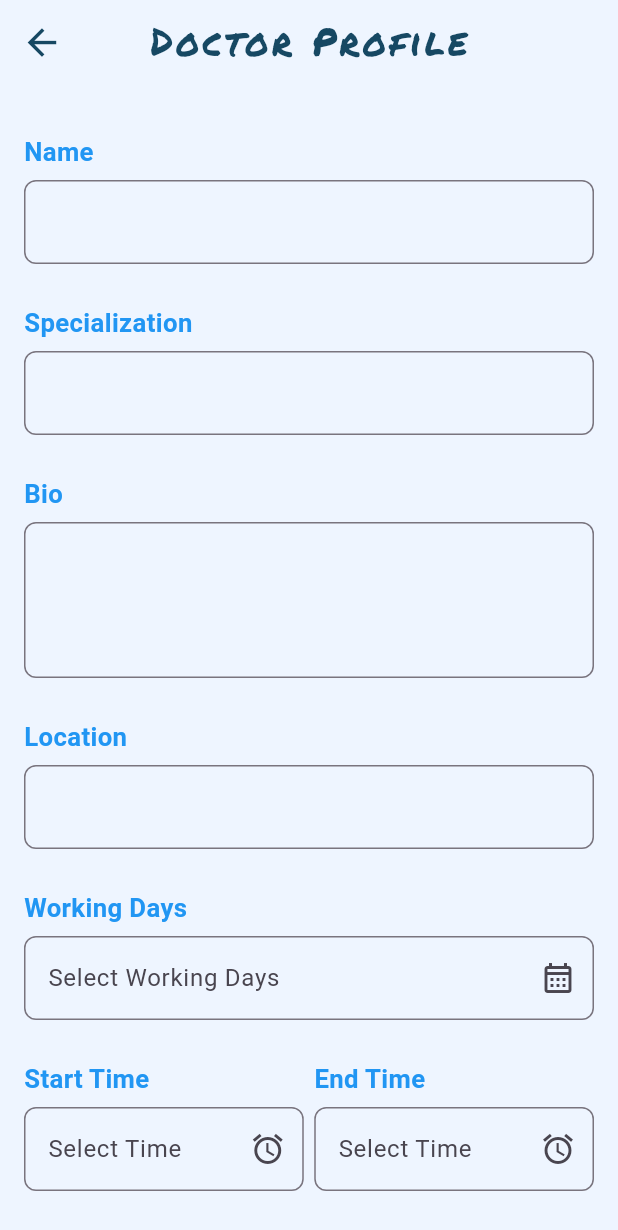
After one commit to YousabSefeen/code_quests, a Flutter app: the HomeScreen screen opened directly, in the side drawer, after a tap on "Doctor Panel", on a phone screen of 412 x 824 dp. The commit adds this screen. Shown: the top 1230 px of the screen. Run offline on Flutter 3.47's test engine with Material 3 defaults, Android fonts, the phone set to English and light mode, and no system bars; our stand-ins replace animate_do, bloc, cloud_firestore, dartz, firebase_auth, firebase_core and 7 more; accounts and stored records are empty.

Commit message:
First Commit

```diff
--- a/lib/core/constants/app_routes/app_router.dart
+++ b/lib/core/constants/app_routes/app_router.dart
@@ -3,6 +3,7 @@ import 'package:flutter/material.dart';
 
 import '../../../features/auth/presentation/screens/login_screen.dart';
 import '../../../features/auth/presentation/screens/register_screen.dart';
+import '../../../features/home/presentation/screens/doctor_panel_screen.dart';
 import '../../../features/home/presentation/screens/home_screen.dart';
 import '../../animations/animation_route.dart';
 import 'app_router_names.dart';
@@ -13,14 +14,16 @@ class AppRouter {
 
 
         case AppRouterNames.login:
-        return _animatedRoute(settings, LoginScreen());
+        return _animatedRoute(settings, const LoginScreen());
       case AppRouterNames.register:
-        return _animatedRoute(settings, RegisterScreen());
+        return _animatedRoute(settings, const RegisterScreen());
       // case AppRouterNames.emailVerification:
       //   return _animatedRoute(settings, const EmailVerificationScreen());
 
       case AppRouterNames.home:
         return _animatedRoute(settings, const HomeScreen());
+        case AppRouterNames.doctorPanel:
+        return _animatedRoute(settings, const DoctorPanelScreen());
       default:
         return MaterialPageRoute(
           builder: (_) => Scaffold(
--- a/lib/core/constants/app_routes/app_router_names.dart
+++ b/lib/core/constants/app_routes/app_router_names.dart
@@ -9,4 +9,5 @@ class AppRouterNames {
 
   static const String successfully = 'successfully screen';
   static const String home = 'home screen';
+  static const String doctorPanel = 'doctor panel screen';
 }
--- a/lib/core/constants/themes/app_light_theme.dart
+++ b/lib/core/constants/themes/app_light_theme.dart
@@ -149,6 +149,18 @@ class AppLightTheme {
         fontWeight: FontWeight.w800,
         color: Colors.black87,
       ),
+      // headlineLarge: TextStyle(
+      //   //use in   (TimePicker)
+      //   color: Colors.black,
+      //   fontWeight: FontWeight.bold,
+      //   fontSize: 18.sp,
+      // ),
+      headlineSmall: TextStyle(
+        //use in AddScreen (TimePicker)
+        color: Colors.white,
+        fontSize: 17.sp,
+        fontWeight: FontWeight.w700,
+      ),
       labelLarge: TextStyle(fontSize: 15.sp,fontWeight: FontWeight.w400,color: Colors.black),
       titleMedium: GoogleFonts.permanentMarker(
         //TODO:Uses of texts( LogoText )
--- /dev/null
+++ b/lib/core/utils/date_time_formatter.dart
@@ -0,0 +1,20 @@
+
+
+import 'package:intl/intl.dart';
+
+class DateTimeFormatter{
+
+  static String formatFull(DateTime date) => DateFormat('yyyy-MM-dd hh:mm a').format(date);
+static String timeString(DateTime time)=>DateFormat('hh:mm a').format(time).toString();
+  // static String formatTimeOnly(DateTime date) => DateFormat('hh:mm a').format(date);
+  //
+  // static String formatDateOnly(DateTime date) => DateFormat('yyyy-MM-dd').format(date);
+  String extractDate(String dateTimeString) {
+    DateTime dateTime = DateFormat('yyyy-MM-dd hh:mm a').parse(dateTimeString);
+    return DateFormat('yyyy-MM-dd').format(dateTime); // الناتج: 2025-05-04
+  }
+  String extractTime(String dateTimeString) {
+    DateTime dateTime = DateFormat('yyyy-MM-dd hh:mm a').parse(dateTimeString);
+    return DateFormat('hh:mm a').format(dateTime); // الناتج: 2025-05-04
+  }
+}
--- a/lib/features/auth/data/repository/base_auth_repository.dart
+++ b/lib/features/auth/data/repository/base_auth_repository.dart
@@ -9,8 +9,11 @@ abstract class BaseAuthRepository {
   });
 
   Future<Either<Failure, void>> register({
+    required String name,
+    required String phone,
     required String email,
     required String password,
+    required String role,
   });
 
 
--- a/lib/features/auth/presentation/controller/states/register_state.dart
+++ b/lib/features/auth/presentation/controller/states/register_state.dart
@@ -4,10 +4,12 @@
 
 
 import '../../../../../core/enum/auth_state.dart';
+import '../../../../../core/enum/user_type.dart';
 
 class RegisterState {
   final bool isPasswordVisible;
   final bool isConfirmPasswordVisible;
+  final UserType userType;
   final AuthState registerState;
   final String? error;
   final bool isSendEmailVerification;
@@ -16,6 +18,7 @@ class RegisterState {
   const RegisterState({
     required this.isPasswordVisible,
     required this.isConfirmPasswordVisible,
+    required this.userType,
     required this.registerState,
     required this.error,
     required this.isSendEmailVerification,
@@ -26,6 +29,7 @@ class RegisterState {
     return const RegisterState(
       isPasswordVisible: true,
       isConfirmPasswordVisible: true,
+      userType: UserType.client,
       registerState: AuthState.init,
       error: null,
       isSendEmailVerification: false,
@@ -36,6 +40,7 @@ class RegisterState {
   RegisterState copyWith({
     bool? isPasswordVisible,
     bool? isConfirmPasswordVisible,
+    UserType? userType,
     AuthState? registerState,
     String? error,
     bool? isSendEmailVerification,
@@ -44,6 +49,7 @@ class RegisterState {
     return RegisterState(
       isPasswordVisible: isPasswordVisible ?? this.isPasswordVisible,
       isConfirmPasswordVisible: isConfirmPasswordVisible ?? this.isConfirmPasswordVisible,
+      userType: userType ?? this.userType,
       registerState: registerState ?? this.registerState,
       error: error,
       isSendEmailVerification: isSendEmailVerification ?? this.isSendEmailVerification,
--- /dev/null
+++ b/lib/features/home/presentation/screens/doctor_panel_screen.dart
@@ -0,0 +1,210 @@
+import 'package:flutter/material.dart';
+import 'package:flutter_datetime_picker_plus/flutter_datetime_picker_plus.dart'
+    as picker;
+import 'package:flutter_screenutil/flutter_screenutil.dart';
+import 'package:flutter_task/core/constants/themes/app_colors.dart';
+import 'package:intl/intl.dart';
+
+import '../../../../core/utils/date_time_formatter.dart';
+import '../widgets/doctor_info_field.dart';
+
+class DoctorPanelScreen extends StatefulWidget {
+  const DoctorPanelScreen({super.key});
+
+  @override
+  State<DoctorPanelScreen> createState() => _DoctorPanelScreenState();
+}
+
+class _DoctorPanelScreenState extends State<DoctorPanelScreen> {
+  final _formKey = GlobalKey<FormState>();
+
+  final _nameController = TextEditingController();
+  final _specializationController = TextEditingController();
+  final _bioController = TextEditingController();
+  final _locationController = TextEditingController();
+  final _workingDaysController = TextEditingController();
+  final _availableFromController = TextEditingController();
+  final _availableToController = TextEditingController();
+  final _feesController = TextEditingController();
+
+  final Set<String> _selectedDays = {};
+
+  static const List<String> _weekDays = [
+    'Saturday',
+    'Sunday',
+    'Monday',
+    'Tuesday',
+    'Wednesday',
+    'Thursday',
+    'Friday',
+  ];
+
+  void _submitForm() {
+    if (_formKey.currentState!.validate()) {
+      final doctorData = {
+        'name': _nameController.text.trim(),
+        'specialization': _specializationController.text.trim(),
+        'bio': _bioController.text.trim(),
+        'location': _locationController.text.trim(),
+        'workingDays': _selectedDays.toList(),
+        'availableFrom': _availableFromController.text.trim(),
+        'availableTo': _availableToController.text.trim(),
+        'fees': _feesController.text.trim(),
+      };
+
+      print('Doctor Data: $doctorData');
+      // TODO: send to Firestore
+    }
+  }
+
+  void _openDaySelectionDialog() {
+    showDialog(
+      context: context,
+      builder: (context) {
+        return AlertDialog(
+          title: const Text('Select Working Days'),
+          content: SizedBox(
+            width: double.maxFinite,
+            child: ListView(
+              shrinkWrap: true,
+              children: _weekDays.map((day) {
+                return CheckboxListTile(
+                  title: Text(day),
+                  value: _selectedDays.contains(day),
+                  onChanged: (bool? value) {
+                    setState(() {
+                      if (value == true) {
+                        _selectedDays.add(day);
+                      } else {
+                        _selectedDays.remove(day);
+                      }
+                      _workingDaysController.text = _selectedDays.join(', ');
+                    });
+                  },
+                );
+              }).toList(),
+            ),
+          ),
+          actions: [
+            TextButton(
+              onPressed: () => Navigator.pop(context),
+              child: const Text('Done'),
+            ),
+          ],
+        );
+      },
+    );
+  }
+
+  String time = DateFormat('hh:mm a').format(DateTime.now()).toString();
+  String? _startTime;
+  String? _endTime;
+  void _openTimePicker( {required bool isStartTime }) {
+    final headlineSmall = Theme.of(context).textTheme.headlineSmall;
+
+    picker.DatePicker.showTime12hPicker(
+      context,
+      theme: picker.DatePickerTheme(
+        containerHeight: MediaQuery.sizeOf(context).height * 0.24,
+        headerColor: AppColors.darkBlue,
+        backgroundColor: AppColors.white,
+        itemStyle: headlineSmall!.copyWith(color: Colors.black),
+        doneStyle: headlineSmall,
+        cancelStyle: headlineSmall,
+      ),
+      showTitleActions: true,
+      onConfirm: (newTime) {
+    final timeString=DateTimeFormatter.timeString(newTime);
+     isStartTime? _startTime=timeString:_endTime=timeString;
+
+       print('date: $time');
+
+      },
+      currentTime: DateFormat('hh:mm a').parse(time),
+    );
+  }
+
+  @override
+  Widget build(BuildContext context) {
+    return Scaffold(
+      appBar: AppBar(title: const Text('Doctor Profile')),
+      body: Padding(
+        padding: const EdgeInsets.all(16.0),
+        child: Form(
+          key: _formKey,
+          child: ListView(
+            children: [
+              DoctorInfoField(
+                label: 'Name',
+                controller: _nameController,
+              ),
+              DoctorInfoField(
+                label: 'Specialization',
+                controller: _specializationController,
+              ),
+              DoctorInfoField(
+                label: 'Bio',
+                controller: _bioController,
+                maxLines: 3,
+              ),
+              DoctorInfoField(
+                label: 'Location',
+                controller: _locationController,
+              ),
+              DoctorInfoField(
+                label: 'Working Days',
+                controller: _workingDaysController,
+
+                hintText: _selectedDays.isEmpty
+                    ? 'Select Working Days'
+                    : _selectedDays.join(', '),
+                suffixIcon: IconButton(
+                  icon: const Icon(Icons.calendar_month_outlined),
+                  onPressed: _openDaySelectionDialog,
+                ),
+              ),
+              Row(
+                spacing: 7,
+                children: [
+                  Expanded(
+                    child: DoctorInfoField(
+                      label: 'Start Time',
+                      hintText: _startTime??'Select Time',
+                      controller: _availableFromController,
+                      suffixIcon: IconButton(
+                        icon: const Icon(Icons.access_alarm_outlined),
+                        onPressed: ()=>_openTimePicker(isStartTime: true),
+                      ),
+                    ),
+                  ),
+                  Expanded(
+                    child: DoctorInfoField(
+                      label: 'End Time',
+                      hintText: _endTime?? 'Select Time',
+                      controller: _availableToController,
+
+                      suffixIcon: IconButton(
+                        icon: const Icon(Icons.access_alarm_outlined),
+                        onPressed: ()=>_openTimePicker(isStartTime: false),
+                      ),
+                    ),
+                  ),
+                ],
+              ),
+              DoctorInfoField(
+                label: 'Fees',
+                controller: _feesController,
+                keyboardType: TextInputType.number,
+              ),
+              const SizedBox(height: 20),
+              ElevatedButton(
+                onPressed: _submitForm,
+                child: const Text('Submit'),
+              ),
+            ],
+          ),
+        ),
+      ),
+    );
+  }
+}
--- a/lib/features/home/presentation/screens/home_screen.dart
+++ b/lib/features/home/presentation/screens/home_screen.dart
@@ -1,9 +1,12 @@
 import 'package:cloud_firestore/cloud_firestore.dart';
 import 'package:flutter/material.dart';
 import 'package:flutter_bloc/flutter_bloc.dart';
+import 'package:flutter_screenutil/flutter_screenutil.dart';
 import 'package:flutter_task/core/constants/app_routes/app_router.dart';
 import 'package:flutter_task/core/constants/app_routes/app_router_names.dart';
 import 'package:flutter_task/features/auth/presentation/controller/cubit/login_cubit.dart';
+import 'package:google_fonts/google_fonts.dart';
+import 'package:intl/intl.dart';
 
 class HomeScreen extends StatelessWidget {
   const HomeScreen({super.key});
@@ -12,6 +15,40 @@ class HomeScreen extends StatelessWidget {
   Widget build(BuildContext context) {
     print('HomeScreen.build');
     return Scaffold(
+      drawer: Drawer(
+        width: 230,
+        child: Column(
+          spacing: 20,
+          children: [
+            Container(
+              height: 200,
+              width: double.infinity,
+              color: Colors.black,
+              child: Center(
+                child: Text(
+                  'MediLink',
+                  style: GoogleFonts.poppins(
+                    fontSize: 36.sp,
+                    color: Colors.white,
+                    fontWeight: FontWeight.bold,
+
+                  ),
+                ),
+              ),
+            ),
+
+            ListTile(
+              leading: Icon(Icons.manage_accounts,size: 16.sp,color: Colors.black),
+              title: const Text('Doctor Panel') ,
+              trailing: Icon(Icons.arrow_forward_ios,size: 18.sp,color: Colors.blue),
+              onTap: () {
+                Navigator.pop(context);
+                AppRouter.pushNamed(context, AppRouterNames.doctorPanel);
+              },
+            )
+          ],
+        ),
+      ),
       appBar: AppBar(
         title: Text('Home Screen'),
       ),
@@ -23,7 +60,8 @@ class HomeScreen extends StatelessWidget {
                 onPressed: () {
                   context.read<LoginCubit>().logout();
                   AppRouter.pushNamedAndRemoveUntil(context, AppRouterNames.login);
-                },
+
+              },
                 child: Text('Logout'),
             ),
 
@@ -38,7 +76,10 @@ class HomeScreen extends StatelessWidget {
       ),
     );
   }
+
+
   Future<void> uploadDummySpecialistsToFirebase() async {
+
     try {
       final firestore = FirebaseFirestore.instance;
       final specialistsCollection = firestore.collection('specialists');
--- /dev/null
+++ b/lib/features/home/presentation/widgets/doctor_info_field.dart
@@ -0,0 +1,55 @@
+import 'package:flutter/material.dart';
+import 'package:flutter_screenutil/flutter_screenutil.dart';
+
+class DoctorInfoField extends StatelessWidget {
+  final String label;
+  final TextEditingController controller;
+  final TextInputType keyboardType;
+  final int maxLines;
+
+  final String? hintText;
+  final Widget? suffixIcon;
+
+  const DoctorInfoField({
+    super.key,
+    required this.label,
+    required this.controller,
+    this.keyboardType = TextInputType.text,
+    this.maxLines = 1,
+
+    this.hintText,
+    this.suffixIcon,
+  });
+
+  @override
+  Widget build(BuildContext context) {
+    return Padding(
+      padding: const EdgeInsets.symmetric(vertical: 10),
+      child: Column(
+        crossAxisAlignment: CrossAxisAlignment.start,
+        children: [
+          Text(label, style: TextStyle(fontSize: 15.sp, color: Colors.blue)),
+          TextFormField(
+            controller: controller,
+            readOnly: suffixIcon!=null,
+            keyboardType: keyboardType,
+            maxLines: maxLines,
+            validator: (value) {
+              if (value == null || value.trim().isEmpty) {
+                return 'Please enter $label';
+              }
+              return null;
+            },
+            decoration: InputDecoration(
+              hintText: hintText,
+              suffixIcon: suffixIcon,
+              border: OutlineInputBorder(
+                borderRadius: BorderRadius.circular(8),
+              ),
+            ),
+          ),
+        ],
+      ),
+    );
+  }
+}
```
Also changed, not shown: lib/features/auth/data/models/user_model.dart (added, +28 -0 lines), lib/features/auth/data/repository/auth_repository.dart (+37 -4 lines), lib/features/auth/presentation/controller/cubit/register_cubit.dart (+18 -3 lines), lib/features/auth/presentation/screens/register_screen.dart (+6 -5 lines), lib/features/auth/presentation/widgets/register_role_selector.dart (+17 -26 lines), pubspec.yaml (+6 -1 lines), lib/features/auth/data/models/user_model.g.dart (added), pubspec.lock.
